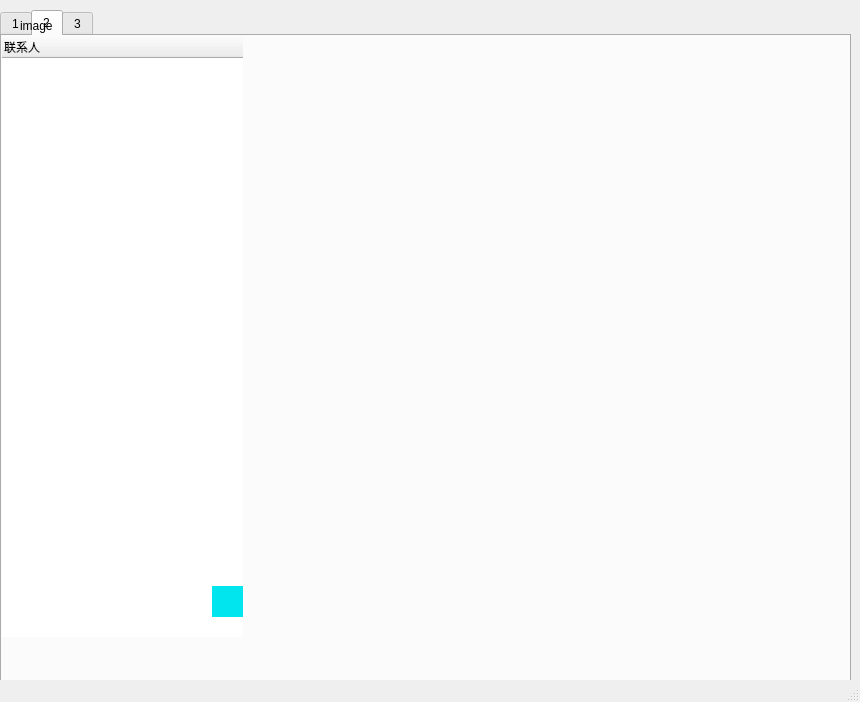
First picture: the form in src/mainwindow.ui, repository ciyaca/client, before the edit.
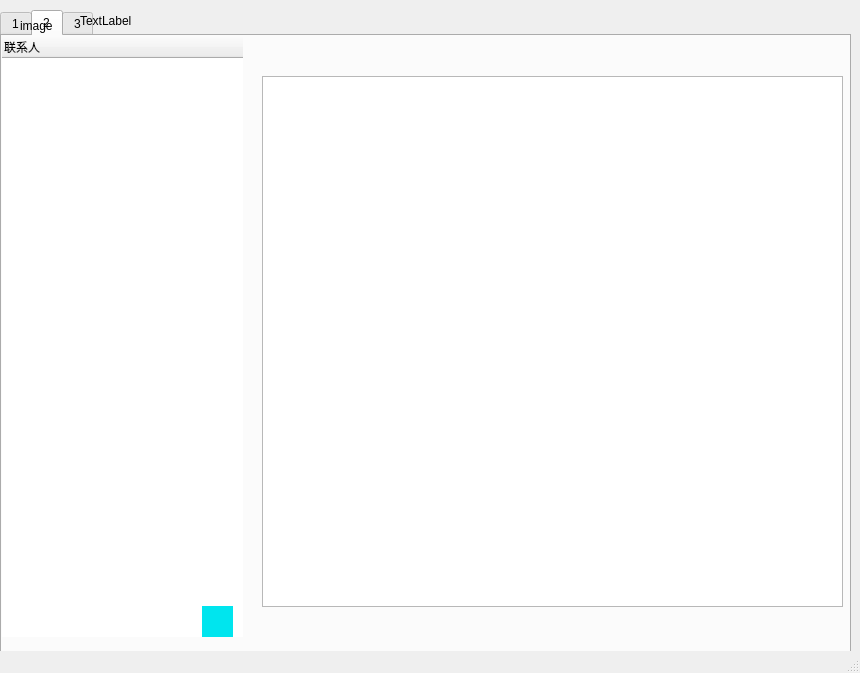
Second picture: the form after the edit. The open tabs and pages were chosen to show the change. Icons and pictures are not drawn.

The edit to the form file:
```diff
--- a/src/mainwindow.ui
+++ b/src/mainwindow.ui
@@ -7,7 +7,7 @@
     <x>0</x>
     <y>0</y>
     <width>860</width>
-    <height>702</height>
+    <height>673</height>
    </rect>
   </property>
   <property name="windowTitle">
@@ -126,12 +126,25 @@
      <widget class="QWidget" name="widget_tab_2" native="true">
       <property name="geometry">
        <rect>
-        <x>240</x>
+        <x>250</x>
         <y>0</y>
-        <width>621</width>
+        <width>611</width>
         <height>641</height>
        </rect>
       </property>
+      <property name="styleSheet">
+       <string notr="true"/>
+      </property>
+      <widget class="QListWidget" name="listWidget_2">
+       <property name="geometry">
+        <rect>
+         <x>10</x>
+         <y>40</y>
+         <width>581</width>
+         <height>531</height>
+        </rect>
+       </property>
+      </widget>
      </widget>
      <widget class="QTreeWidget" name="treeWidget">
       <property name="geometry">
@@ -173,8 +186,8 @@
      <widget class="QPushButton" name="pushButton">
       <property name="geometry">
        <rect>
-        <x>210</x>
-        <y>550</y>
+        <x>200</x>
+        <y>570</y>
         <width>31</width>
         <height>31</height>
        </rect>
@@ -240,6 +253,22 @@
      <string>image</string>
     </property>
    </widget>
+   <widget class="QLabel" name="name">
+    <property name="geometry">
+     <rect>
+      <x>80</x>
+      <y>0</y>
+      <width>71</width>
+      <height>41</height>
+     </rect>
+    </property>
+    <property name="styleSheet">
+     <string notr="true">font: 57 20pt &quot;Ubuntu&quot;;</string>
+    </property>
+    <property name="text">
+     <string>TextLabel</string>
+    </property>
+   </widget>
   </widget>
   <widget class="QMenuBar" name="menubar">
    <property name="geometry">
```
Left out of the diff: 6 changed lines with no effect on the pictures.
